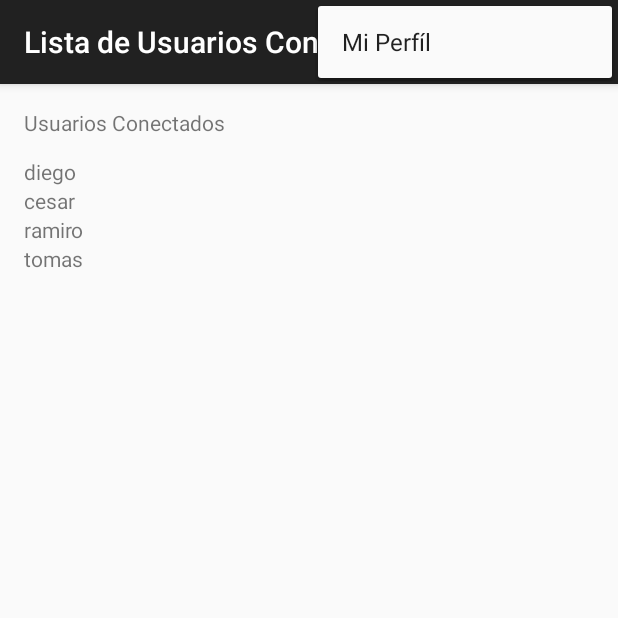
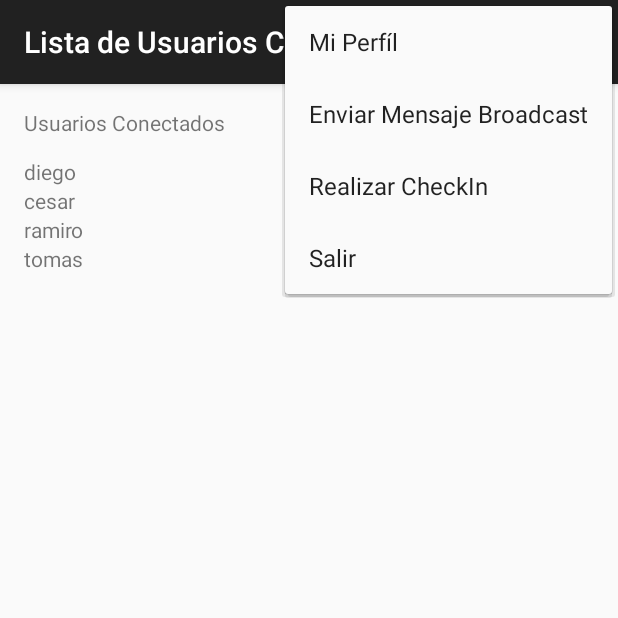
Before and after one commit to mellerster/7552Grupo7, an Android app: the ListaUsuariosConectados screen opened directly, with no data from a screen before it, with the options menu open, on a phone screen of 412 x 824 dp, the top half of it. Run offline under Robolectric (Android 15) with nearby library versions, the phone set to English and light mode, and no system bars.

Commit message:
La lista de usuarios conectados tiene un menu: Mi Perfil, Enviar Mensaje de Broadcast, Realizar Checkin, Salir. Solo esta programado Mi Perfil

```diff
--- a/cliente/Mensajero/app/src/main/res/menu/menu_lista_usuarios_conectados.xml
+++ b/cliente/Mensajero/app/src/main/res/menu/menu_lista_usuarios_conectados.xml
@@ -2,6 +2,12 @@
     xmlns:app="http://schemas.android.com/apk/res-auto"
     xmlns:tools="http://schemas.android.com/tools"
     tools:context="com.example.appmaker.mensajero.ListaUsuariosConectados">
-    <item android:id="@+id/action_settings" android:title="Mi Perfíl"
+    <item android:id="@+id/action_mi_perfil" android:title="Mi Perfíl"
         app:showAsAction="never" />
+    <item android:id="@+id/action_enviar_mensaje_broadcast" android:title="Enviar Mensaje Broadcast"
+        app:showAsAction="never" android:orderInCategory="1"/>
+    <item android:id="@+id/action_checkin" android:title="Realizar CheckIn"
+        app:showAsAction="never" android:orderInCategory="1"/>
+    <item android:id="@+id/action_salir" android:title="Salir"
+        android:orderInCategory="100" app:showAsAction="never" />
 </menu>
```
Also changed, not shown: cliente/Mensajero/app/src/main/java/com/example/appmaker/mensajero/ListaUsuariosConectados.java (+16 -4 lines).
